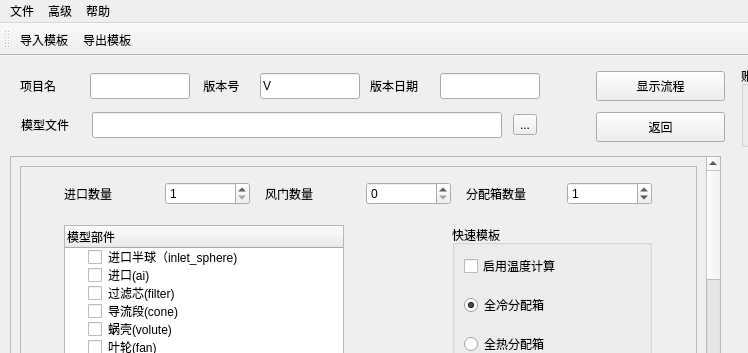
First picture: the form in fluent_gui/ui_qt/ui_main.ui, repository qweaxdzsc/fluent_add_on, before the edit; both pictures show x 0 to 748 and y 0 to 353 of the 950 by 759 pixel window.
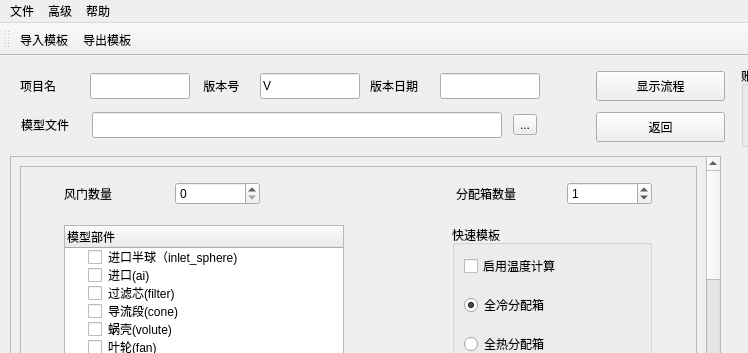
Second picture: the form after the edit. Icons and pictures are not drawn.

Commit message: - add new function to set inlet K:   - change the UI, cancel the inlet number inputs, instead combine the inlet setup into outlet setup   - change the rules of import and export of K_dict. now it judge whether it is inlet.   - TUI generation now consider the inlet type by K value. Now it support inlet-vent setup

```diff
--- a/fluent_gui/ui_qt/ui_main.ui
+++ b/fluent_gui/ui_qt/ui_main.ui
@@ -64,7 +64,7 @@
      <property name="geometry">
       <rect>
        <x>0</x>
-       <y>-11</y>
+       <y>0</y>
        <width>688</width>
        <height>1221</height>
       </rect>
@@ -235,27 +235,10 @@
           </widget>
          </item>
          <item row="0" column="0" colspan="2">
-          <layout class="QHBoxLayout" name="part_number_hlayout">
+          <layout class="QHBoxLayout" name="part_number_hlayout" stretch="1,1,2,1,1">
            <property name="spacing">
-            <number>15</number>
+            <number>25</number>
            </property>
-           <item>
-            <widget class="QLabel" name="label_inlet_number">
-             <property name="text">
-              <string>进口数量</string>
-             </property>
-             <property name="buddy">
-              <cstring>inlet_number</cstring>
-             </property>
-            </widget>
-           </item>
-           <item>
-            <widget class="QSpinBox" name="inlet_number">
-             <property name="minimum">
-              <number>1</number>
-             </property>
-            </widget>
-           </item>
            <item>
             <widget class="QLabel" name="label_valve_number">
              <property name="text">
@@ -276,6 +259,19 @@
              </property>
             </widget>
            </item>
+           <item>
+            <spacer name="horizontalSpacer_4">
+             <property name="orientation">
+              <enum>Qt::Horizontal</enum>
+             </property>
+             <property name="sizeHint" stdset="0">
+              <size>
+               <width>40</width>
+               <height>20</height>
+              </size>
+             </property>
+            </spacer>
+           </item>
            <item>
             <widget class="QLabel" name="label_distrib_number">
              <property name="text">
```
Left out of the diff: 1 changed line with no effect on the pictures. The commit also changes 13 other files.
